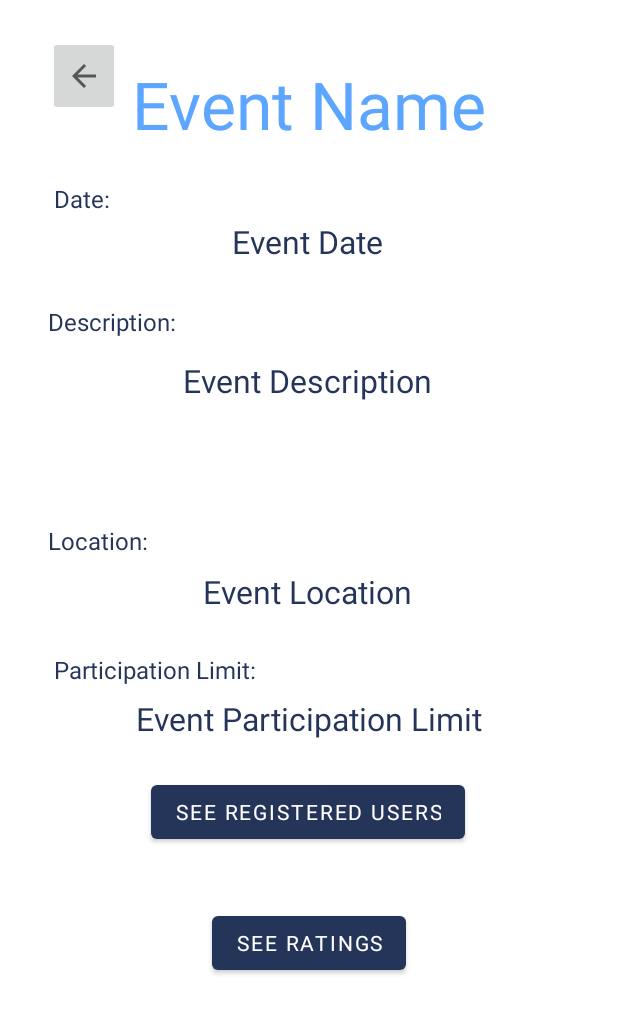
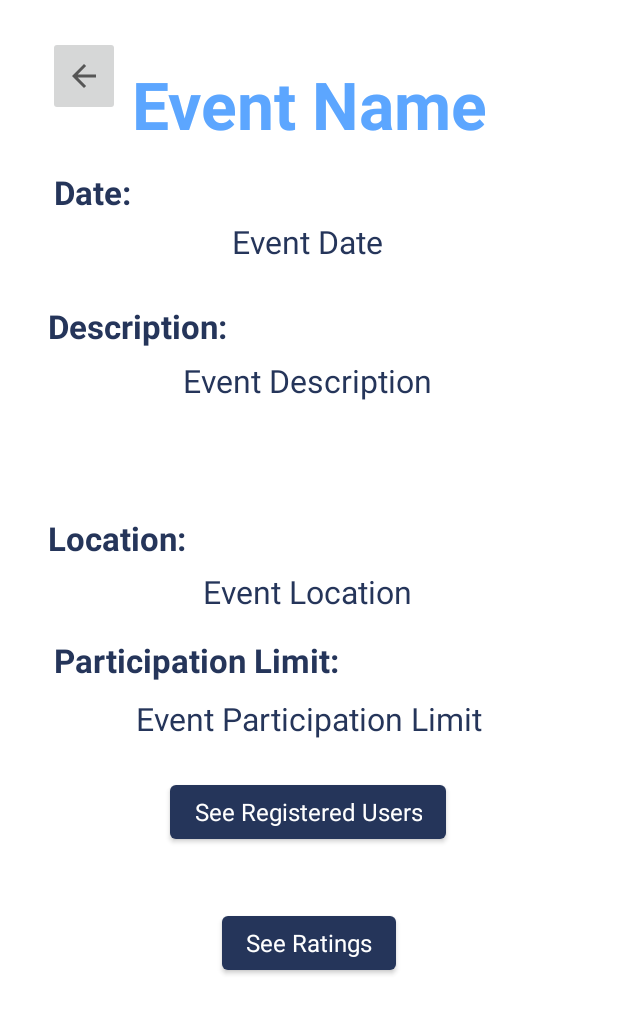
Before and after one commit to emmimelon/B07-Project, an Android app: the layout fragment_detailed_admin_events.xml on its own in the app's theme, with its tools: preview values and no code run, on a phone screen of 412 x 824 dp. Shown: the top 1014 px of the screen. Run offline under Robolectric (Android 15) with nearby library versions, the phone set to English and light mode, and no system bars; Roboto replaces fonts that are not available here.

Commit message:
Made UI changes to fragment_detailed_admin_events.xml

```diff
--- a/app/src/main/res/layout/fragment_detailed_admin_events.xml
+++ b/app/src/main/res/layout/fragment_detailed_admin_events.xml
@@ -15,6 +15,7 @@
         android:text="@string/eventname_text"
         android:textColor="@color/uoftBlueLight"
         android:textSize="44sp"
+        android:textStyle="bold"
         app:layout_constraintEnd_toEndOf="parent"
         app:layout_constraintStart_toStartOf="parent"
         app:layout_constraintTop_toTopOf="parent" />
@@ -81,6 +82,8 @@
         android:layout_marginTop="24dp"
         android:fontFamily="@font/amaranth"
         android:text="@string/see_registered_users_text"
+        android:textAppearance="@style/TextAppearance.AppCompat.Body1"
+        android:textSize="16sp"
         app:layout_constraintEnd_toEndOf="parent"
         app:layout_constraintHorizontal_bias="0.497"
         app:layout_constraintStart_toStartOf="parent"
@@ -94,6 +97,8 @@
         android:layout_marginBottom="52dp"
         android:fontFamily="@font/amaranth"
         android:text="@string/see_ratings_text"
+        android:textAppearance="@style/TextAppearance.AppCompat.Body1"
+        android:textSize="16sp"
         app:layout_constraintBottom_toBottomOf="parent"
         app:layout_constraintEnd_toEndOf="parent"
         app:layout_constraintStart_toStartOf="parent"
@@ -119,13 +124,14 @@
         android:layout_width="wrap_content"
         android:layout_height="wrap_content"
         android:layout_marginStart="32dp"
-        android:layout_marginTop="44dp"
+        android:layout_marginTop="36dp"
         android:fontFamily="@font/amaranth"
         android:text="@string/date_header_text"
         android:textColor="@color/uoftBlue"
-        android:textSize="16sp"
+        android:textSize="22sp"
+        android:textStyle="bold"
         app:layout_constraintEnd_toStartOf="@+id/eventDate"
-        app:layout_constraintHorizontal_bias="0.043"
+        app:layout_constraintHorizontal_bias="0.054"
         app:layout_constraintStart_toStartOf="parent"
         app:layout_constraintTop_toBottomOf="@+id/eventBackButton" />
 
@@ -138,7 +144,8 @@
         android:fontFamily="@font/amaranth"
         android:text="@string/description_header_text"
         android:textColor="@color/uoftBlue"
-        android:textSize="16sp"
+        android:textSize="22sp"
+        android:textStyle="bold"
         app:layout_constraintEnd_toStartOf="@+id/eventDesc"
         app:layout_constraintHorizontal_bias="0.0"
         app:layout_constraintStart_toStartOf="parent"
@@ -149,11 +156,12 @@
         android:layout_width="wrap_content"
         android:layout_height="wrap_content"
         android:layout_marginStart="32dp"
-        android:layout_marginTop="124dp"
+        android:layout_marginTop="112dp"
         android:fontFamily="@font/amaranth"
         android:text="@string/location_header_text"
         android:textColor="@color/uoftBlue"
-        android:textSize="16sp"
+        android:textSize="22sp"
+        android:textStyle="bold"
         app:layout_constraintEnd_toStartOf="@+id/eventLocation"
         app:layout_constraintHorizontal_bias="0.0"
         app:layout_constraintStart_toStartOf="parent"
@@ -164,11 +172,12 @@
         android:layout_width="wrap_content"
         android:layout_height="wrap_content"
         android:layout_marginStart="36dp"
-        android:layout_marginTop="64dp"
+        android:layout_marginTop="52dp"
         android:fontFamily="@font/amaranth"
         android:text="@string/partici_limit_header_text"
         android:textColor="@color/uoftBlue"
-        android:textSize="16sp"
+        android:textSize="22sp"
+        android:textStyle="bold"
         app:layout_constraintEnd_toStartOf="@+id/eventLimit"
         app:layout_constraintHorizontal_bias="0.0"
         app:layout_constraintStart_toStartOf="parent"
```
